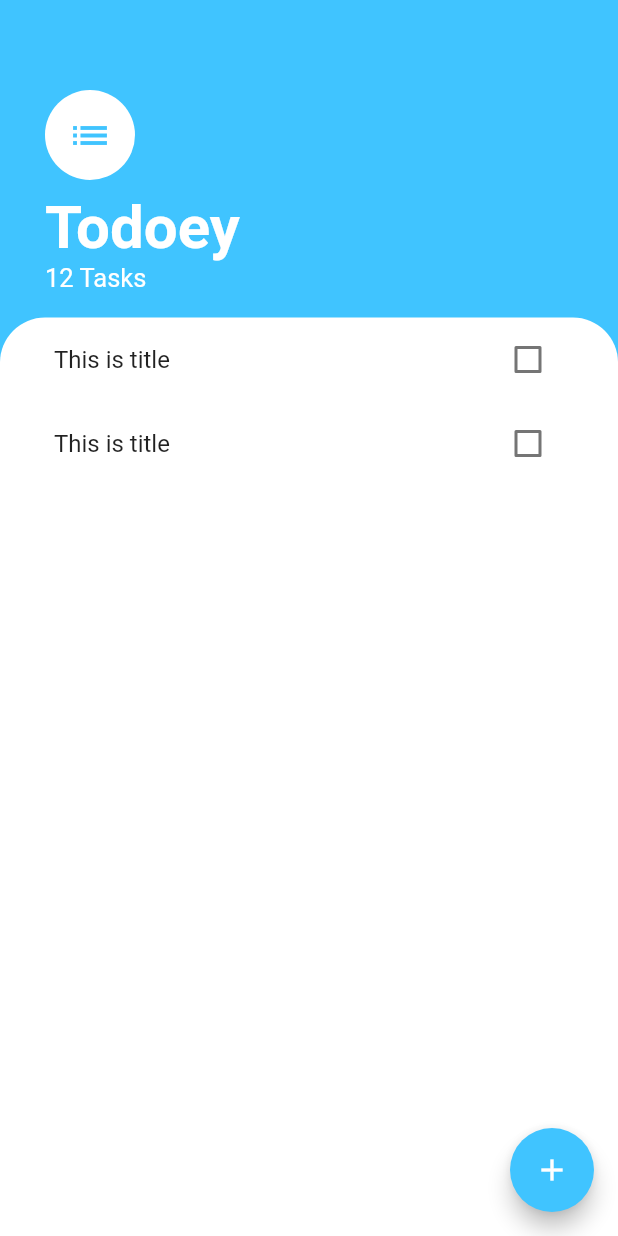
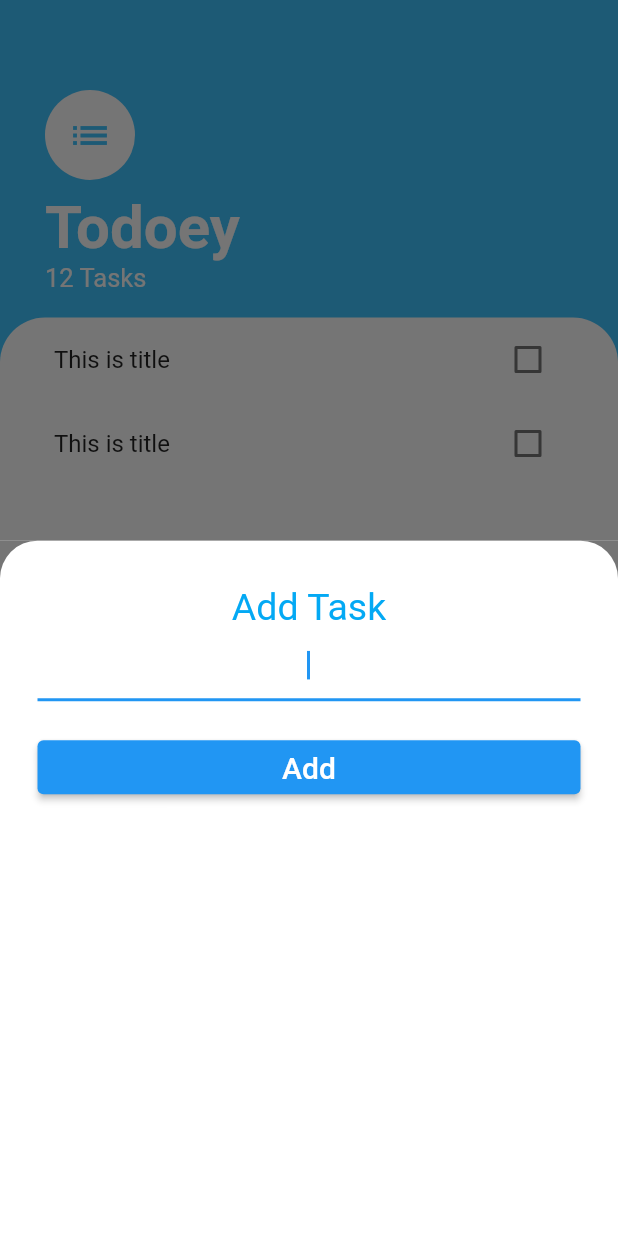
Before and after one commit to Sohag-84/TODO_List, a Flutter app: the screen it shows after launch, after a tap on the "add" icon, on a phone screen of 412 x 824 dp. Run offline on Flutter 3.47's test engine with Material 2 defaults, Android fonts, the phone set to English and light mode, and no system bars.

Commit message:
Design bottom sheet widget

```diff
--- a/lib/main.dart
+++ b/lib/main.dart
@@ -9,7 +9,7 @@ class MyApp extends StatelessWidget {
 
   @override
   Widget build(BuildContext context) {
-    return const MaterialApp(
+    return  MaterialApp(
       debugShowCheckedModeBanner: false,
       home: TaskScreen(),
     );
--- /dev/null
+++ b/lib/screen/add_task_screen.dart
@@ -0,0 +1,44 @@
+import 'package:flutter/material.dart';
+class AddTaskScreen extends StatelessWidget {
+  const AddTaskScreen({Key? key}) : super(key: key);
+
+  @override
+  Widget build(BuildContext context) {
+    return Container(
+      color: const Color(0xff757575),
+      child: Container(
+        decoration: const BoxDecoration(
+          color: Colors.white,
+          borderRadius: BorderRadius.only(topRight: Radius.circular(25),topLeft: Radius.circular(25))
+        ),
+        child: Padding(
+          padding: const EdgeInsets.only(left: 25.0,right: 25,top: 30),
+          child: Column(
+            crossAxisAlignment: CrossAxisAlignment.stretch,
+            children:  [
+              const Text('Add Task',
+                textAlign: TextAlign.center,
+                style: TextStyle(color: Colors.lightBlue,fontSize: 25),
+              ),
+              const TextField(
+                textAlign: TextAlign.center,
+                autofocus: true,//it helps us to show automatic keyboard
+                decoration: InputDecoration(
+                  border:  UnderlineInputBorder(
+                  ),
+                ),
+              ),
+              const SizedBox(height: 20,),
+              ElevatedButton(
+                //style: raisedButtonStyle,
+                onPressed: () { },
+                child: const Text('Add',style: TextStyle(fontSize: 20),),
+              ),
+
+            ],
+          ),
+        ),
+      ),
+    );
+  }
+}
--- a/lib/screen/task_screen.dart
+++ b/lib/screen/task_screen.dart
@@ -1,6 +1,8 @@
 import 'package:flutter/material.dart';
+import 'package:todo_list/widgets/task_list.dart';
+
+import 'add_task_screen.dart';
 class TaskScreen extends StatelessWidget {
-  const TaskScreen({Key? key}) : super(key: key);
 
   @override
   Widget build(BuildContext context) {
@@ -8,13 +10,18 @@ class TaskScreen extends StatelessWidget {
     double height = MediaQuery.of(context).size.height;
     double width = MediaQuery.of(context).size.width;
 
-    bool check = false;
 
     return Scaffold(
       backgroundColor: Colors.lightBlueAccent,
       floatingActionButton: FloatingActionButton(
         child: const Icon(Icons.add),
-        backgroundColor: Colors.lightBlueAccent, onPressed: () {  },
+        backgroundColor: Colors.lightBlueAccent,
+        onPressed: () {
+          showModalBottomSheet(
+              context: context,
+              builder: (context) =>const AddTaskScreen()
+          );
+        },
       ),
       body: Column(
         crossAxisAlignment: CrossAxisAlignment.start,
@@ -51,32 +58,3 @@ class TaskScreen extends StatelessWidget {
     );
   }
 }
-
-class TaskList extends StatelessWidget {
-
-  @override
-  Widget build(BuildContext context) {
-    return ListView(
-      children: [
-        TaskTile(),
-        TaskTile(),
-      ],
-    );
-  }
-}
-
-class TaskTile extends StatelessWidget {
-
-  @override
-  Widget build(BuildContext context) {
-    return ListTile(
-      title: const Text('This is title'),
-      trailing: Checkbox(
-        value: false,
-        onChanged: (bool? value) {
-
-        },
-      ),
-    );
-  }
-}
--- /dev/null
+++ b/lib/widgets/task_list.dart
@@ -0,0 +1,15 @@
+import 'package:flutter/material.dart';
+import 'package:todo_list/widgets/tasks_tile.dart';
+
+class TaskList extends StatelessWidget {
+
+  @override
+  Widget build(BuildContext context) {
+    return ListView(
+      children: [
+        TaskTile(),
+        TaskTile(),
+      ],
+    );
+  }
+}
--- /dev/null
+++ b/lib/widgets/tasks_tile.dart
@@ -0,0 +1,17 @@
+import 'package:flutter/material.dart';
+
+class TaskTile extends StatelessWidget {
+
+  @override
+  Widget build(BuildContext context) {
+    return ListTile(
+      title: const Text('This is title'),
+      trailing: Checkbox(
+        value: false,
+        onChanged: (bool? value) {
+
+        },
+      ),
+    );
+  }
+}
```
